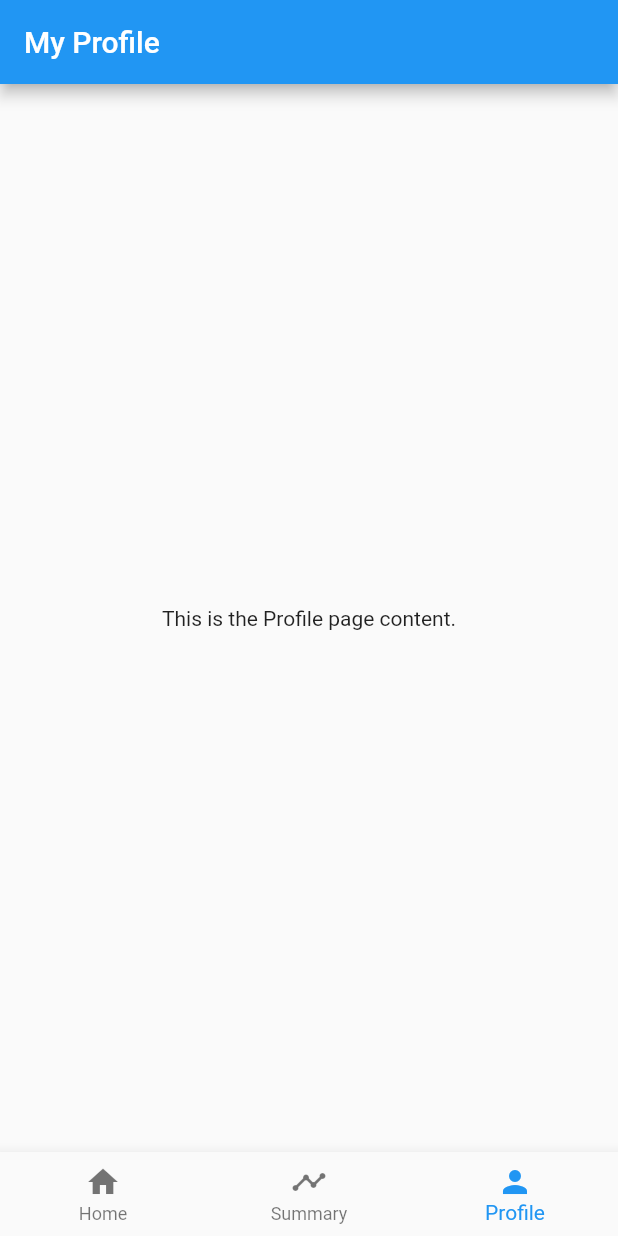
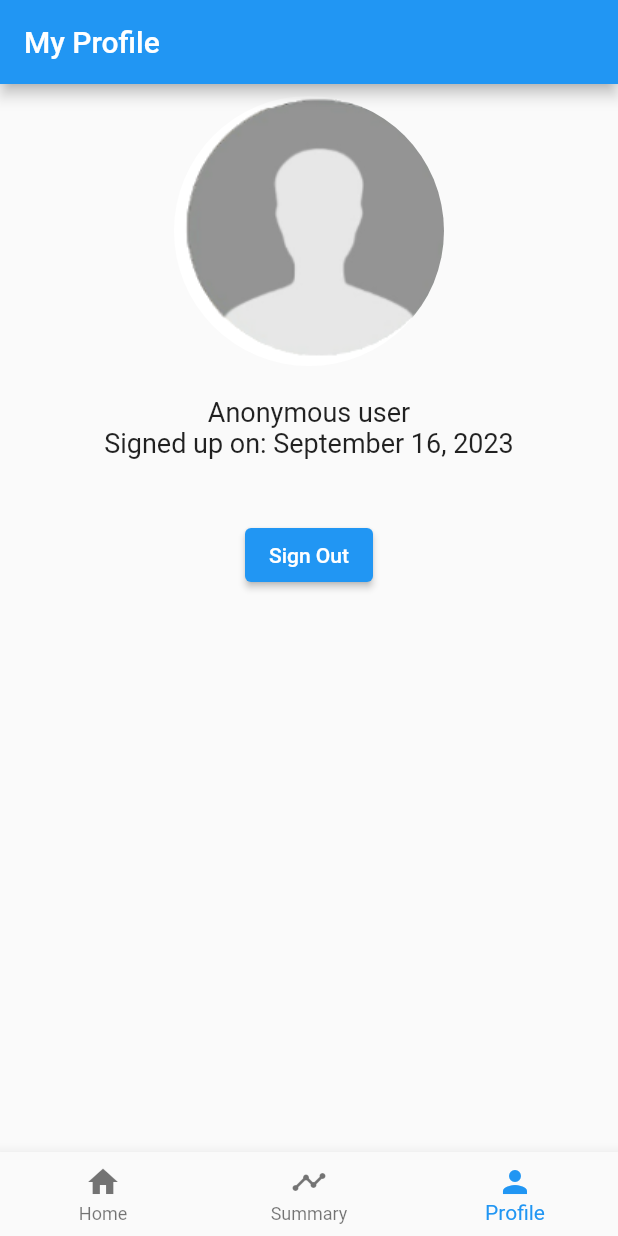
Before and after one commit to WeiJinCA/my_daily_wellness, a Flutter app: the screen it shows after launch, item 3 of the bottom bar chosen, on a phone screen of 412 x 824 dp. Run offline on Flutter 3.47's test engine with Material 2 defaults, Android fonts, the phone set to English and light mode, and no system bars; our stand-ins replace firebase_auth, font_awesome_flutter; accounts and stored records are empty.

Commit message:
Finished 3 main UI pages

```diff
--- a/lib/profile/profile.dart
+++ b/lib/profile/profile.dart
@@ -9,8 +9,44 @@ class ProfileScreen extends StatelessWidget {
       appBar: AppBar(
         title: const Text('My Profile'),
       ),
-      body: const Center(
-        child: Text('This is the Profile page content.'),
+      body: Center(
+        child: Padding(
+          padding: const EdgeInsets.symmetric(vertical: 8.0),
+          child: Column(
+            mainAxisAlignment: MainAxisAlignment.start,
+            children: <Widget>[
+              // Display the user's stock image
+              const CircleAvatar(
+                radius: 90,
+                backgroundColor: Colors.white, // Adjust the size as needed
+                backgroundImage: AssetImage(
+                    'assets/user.png'), // Replace with your image asset
+              ),
+              const SizedBox(height: 20), // Add some spacing
+
+              const Text(
+                'Anonymous user', // Replace with the actual signup date
+                style: TextStyle(fontSize: 18),
+              ),
+              // Display the signup date
+              const Text(
+                'Signed up on: September 16, 2023', // Replace with the actual signup date
+                style: TextStyle(fontSize: 18),
+              ),
+              const SizedBox(height: 40), // Add more spacing
+
+              // Sign-out button
+              ElevatedButton(
+                onPressed: () {
+                  // Implement sign-out logic here
+                  Navigator.of(context).pushReplacementNamed(
+                      '/login'); // Navigate to the login page
+                },
+                child: const Text('Sign Out'),
+              ),
+            ],
+          ),
+        ),
       ),
     );
   }
--- a/pubspec.yaml
+++ b/pubspec.yaml
@@ -55,6 +55,7 @@ dev_dependencies:
 flutter:
   assets:
     - assets/home_icon.png
+    - assets/user.png
 
   # The following line ensures that the Material Icons font is
   # included with your application, so that you can use the icons in
```
Also changed, not shown: lib/home/home.dart (+49 -17 lines), assets/user.png (added).
